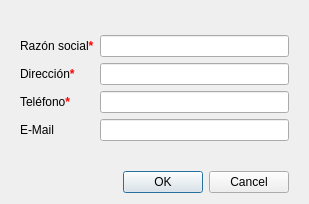
The window that windows/nuevo-proveedor.ui (HitomiD/Proyecto-Desarrollo) describes before a commit, drawn with Qt 5.
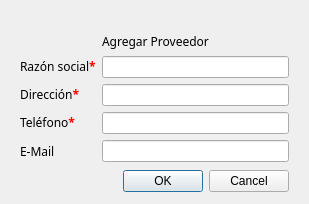
The same window after the commit.

```diff
--- a/windows/nuevo-proveedor.ui
+++ b/windows/nuevo-proveedor.ui
@@ -13,6 +13,15 @@
   <property name="windowTitle">
    <string>Nuevo proveedor</string>
   </property>
+  <property name="styleSheet">
+   <string notr="true">.QLabel {
+background-color:transparent;
+color:black;
+font-family:Fira Sans;
+}
+
+</string>
+  </property>
   <layout class="QVBoxLayout" name="verticalLayout">
    <property name="leftMargin">
     <number>20</number>
@@ -33,52 +42,94 @@
      </property>
     </spacer>
    </item>
+   <item>
+    <spacer name="verticalSpacer_2">
+     <property name="orientation">
+      <enum>Qt::Vertical</enum>
+     </property>
+     <property name="sizeHint" stdset="0">
+      <size>
+       <width>20</width>
+       <height>40</height>
+      </size>
+     </property>
+    </spacer>
+   </item>
+   <item>
+    <spacer name="horizontalSpacer">
+     <property name="orientation">
+      <enum>Qt::Horizontal</enum>
+     </property>
+     <property name="sizeHint" stdset="0">
+      <size>
+       <width>40</width>
+       <height>20</height>
+      </size>
+     </property>
+    </spacer>
+   </item>
    <item>
     <layout class="QFormLayout" name="formLayout">
-     <item row="0" column="0">
+     <item row="1" column="0">
       <widget class="QLabel" name="label">
        <property name="text">
         <string>&lt;html&gt;&lt;head/&gt;&lt;body&gt;&lt;p&gt;Razón social&lt;span style=&quot; font-weight:700; color:#ff0000;&quot;&gt;*&lt;/span&gt;&lt;/p&gt;&lt;/body&gt;&lt;/html&gt;</string>
        </property>
       </widget>
      </item>
-     <item row="0" column="1">
+     <item row="1" column="1">
       <widget class="QLineEdit" name="lineEdit"/>
      </item>
-     <item row="1" column="0">
+     <item row="2" column="0">
       <widget class="QLabel" name="label_2">
        <property name="text">
         <string>&lt;html&gt;&lt;head/&gt;&lt;body&gt;&lt;p&gt;Dirección&lt;span style=&quot; font-weight:700; color:#ff0000;&quot;&gt;*&lt;/span&gt;&lt;/p&gt;&lt;/body&gt;&lt;/html&gt;</string>
        </property>
       </widget>
      </item>
-     <item row="1" column="1">
+     <item row="2" column="1">
       <widget class="QLineEdit" name="lineEdit_2"/>
      </item>
-     <item row="2" column="0">
+     <item row="3" column="0">
       <widget class="QLabel" name="label_3">
        <property name="text">
         <string>&lt;html&gt;&lt;head/&gt;&lt;body&gt;&lt;p&gt;Teléfono&lt;span style=&quot; font-weight:700; color:#ff0000;&quot;&gt;*&lt;/span&gt;&lt;/p&gt;&lt;/body&gt;&lt;/html&gt;</string>
        </property>
       </widget>
      </item>
-     <item row="2" column="1">
+     <item row="3" column="1">
       <widget class="QLineEdit" name="lineEdit_3"/>
      </item>
-     <item row="3" column="0">
+     <item row="4" column="1">
+      <widget class="QLineEdit" name="lineEdit_4"/>
+     </item>
+     <item row="4" column="0">
       <widget class="QLabel" name="label_4">
+       <property name="styleSheet">
+        <string notr="true"/>
+       </property>
        <property name="text">
         <string>E-Mail</string>
        </property>
       </widget>
      </item>
-     <item row="3" column="1">
-      <widget class="QLineEdit" name="lineEdit_4"/>
+     <item row="0" column="1">
+      <widget class="QLabel" name="label_5">
+       <property name="styleSheet">
+        <string notr="true">display: flex;
+background-color: transparent;
+color: black;
+align-items: center;</string>
+       </property>
+       <property name="text">
+        <string>Agregar Proveedor</string>
+       </property>
+      </widget>
      </item>
     </layout>
    </item>
    <item>
-    <spacer name="verticalSpacer_2">
+    <spacer name="verticalSpacer_4">
      <property name="orientation">
       <enum>Qt::Vertical</enum>
      </property>
@@ -92,11 +143,31 @@
    </item>
    <item>
     <widget class="QDialogButtonBox" name="buttonBox">
+     <property name="styleSheet">
+      <string notr="true">label{
+background-color:transparent;
+color:white;
+font-family:Fira Sans;
+}</string>
+     </property>
      <property name="standardButtons">
       <set>QDialogButtonBox::Cancel|QDialogButtonBox::Ok</set>
      </property>
     </widget>
    </item>
+   <item>
+    <spacer name="verticalSpacer_3">
+     <property name="orientation">
+      <enum>Qt::Vertical</enum>
+     </property>
+     <property name="sizeHint" stdset="0">
+      <size>
+       <width>20</width>
+       <height>40</height>
+      </size>
+     </property>
+    </spacer>
+   </item>
   </layout>
  </widget>
  <resources/>
```
